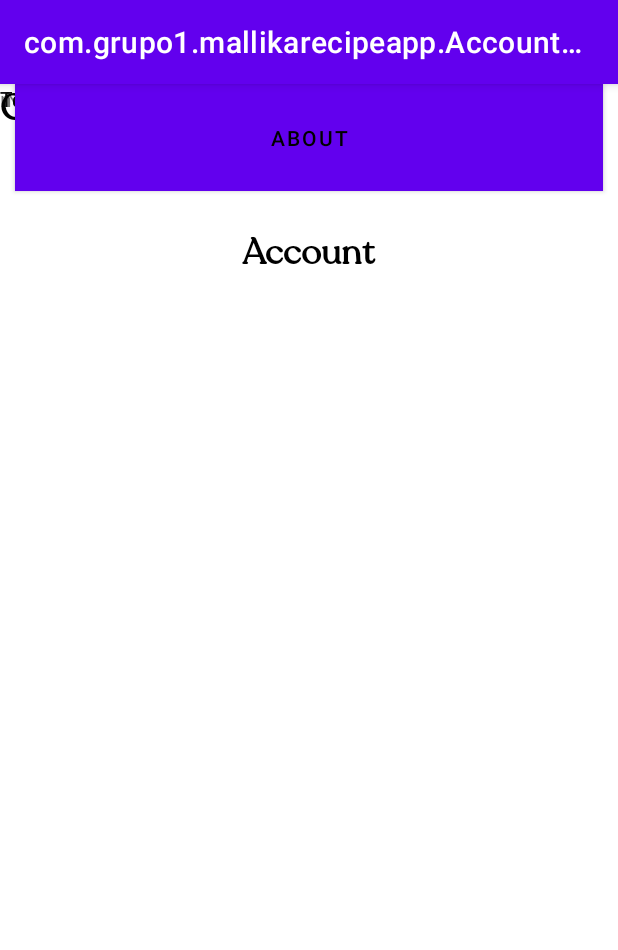
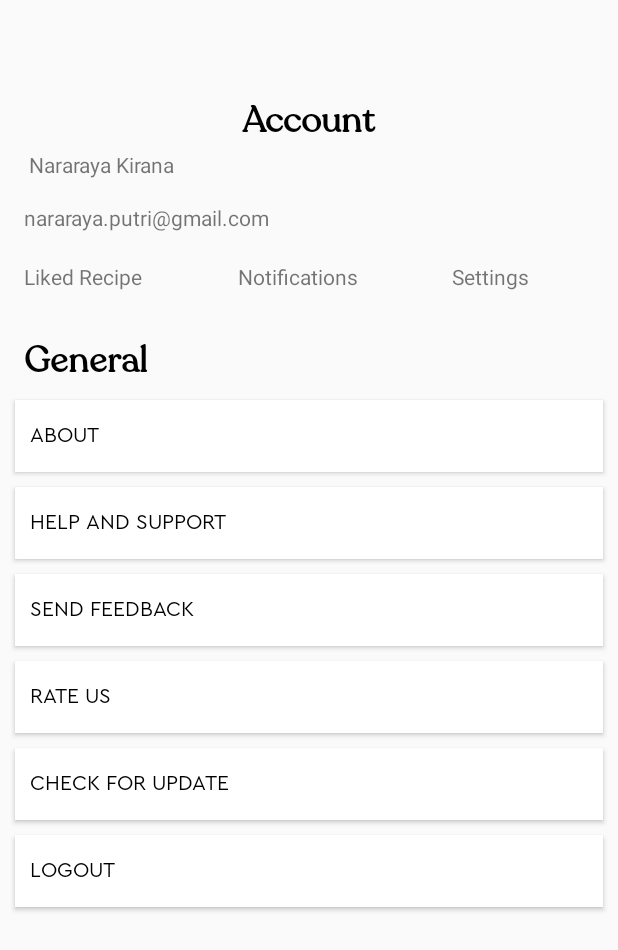
Before and after one commit to HenrryBT/mallika-cookbook-app, an Android app: the AccountActivity screen opened directly, with no data from a screen before it, on a phone screen of 412 x 824 dp. Shown: the top 950 px of the screen. Run offline under Robolectric (Android 15) with nearby library versions, the phone set to English and light mode, and no system bars.

Commit message:
Finish account texts

```diff
--- a/app/src/main/res/layout/activity_account.xml
+++ b/app/src/main/res/layout/activity_account.xml
@@ -10,16 +10,18 @@
         android:id="@+id/textView3"
         android:layout_width="wrap_content"
         android:layout_height="wrap_content"
+        android:layout_marginStart="16dp"
+        android:layout_marginTop="16dp"
         android:text="nararaya.putri@gmail.com"
-        tools:layout_editor_absoluteX="27dp"
-        tools:layout_editor_absoluteY="188dp" />
+        app:layout_constraintStart_toStartOf="parent"
+        app:layout_constraintTop_toBottomOf="@+id/textView2" />
 
     <TextView
         android:id="@+id/textView"
         style="@style/recoleta_tittle"
         android:layout_width="wrap_content"
         android:layout_height="wrap_content"
-        android:layout_marginTop="96dp"
+        android:layout_marginTop="64dp"
         android:text="Account"
         app:layout_constraintEnd_toEndOf="parent"
         app:layout_constraintStart_toStartOf="parent"
@@ -29,63 +31,137 @@
         android:id="@+id/textView2"
         android:layout_width="wrap_content"
         android:layout_height="wrap_content"
+        android:layout_marginStart="16dp"
+        android:layout_marginTop="100dp"
         android:text=" Nararaya Kirana"
-        tools:layout_editor_absoluteX="16dp"
-        tools:layout_editor_absoluteY="151dp" />
-
-    <TextView
-        android:id="@+id/textView4"
-        android:layout_width="wrap_content"
-        android:layout_height="wrap_content"
-        android:text="TextView"
-        tools:layout_editor_absoluteX="76dp"
-        tools:layout_editor_absoluteY="229dp" />
+        app:layout_constraintStart_toStartOf="parent"
+        app:layout_constraintTop_toTopOf="parent" />
 
     <TextView
         android:id="@+id/textView7"
         style="@style/recoleta_tittle"
         android:layout_width="wrap_content"
         android:layout_height="wrap_content"
+        android:layout_marginStart="16dp"
+        android:layout_marginTop="30dp"
         android:text="General"
         android:textColor="@color/black"
-        tools:layout_editor_absoluteX="90dp"
-        tools:layout_editor_absoluteY="340dp" />
+        app:layout_constraintStart_toStartOf="parent"
+        app:layout_constraintTop_toBottomOf="@+id/textView4" />
 
     <TextView
         android:id="@+id/textView6"
         android:layout_width="wrap_content"
         android:layout_height="wrap_content"
-        android:text="TextView"
-        tools:layout_editor_absoluteX="173dp"
-        tools:layout_editor_absoluteY="239dp" />
-
-    <TextView
-        android:id="@+id/textView8"
-        android:layout_width="wrap_content"
-        android:layout_height="wrap_content"
-        android:text="TextView"
-        tools:layout_editor_absoluteX="90dp"
-        tools:layout_editor_absoluteY="380dp" />
+        android:layout_marginStart="64dp"
+        android:layout_marginTop="20dp"
+        android:text="Notifications"
+        app:layout_constraintStart_toEndOf="@+id/textView4"
+        app:layout_constraintTop_toBottomOf="@+id/textView3" />
 
     <TextView
         android:id="@+id/textView5"
         android:layout_width="wrap_content"
         android:layout_height="wrap_content"
-        android:text="TextView"
-        tools:layout_editor_absoluteX="250dp"
-        tools:layout_editor_absoluteY="239dp" />
+        android:layout_marginTop="20dp"
+        android:text="Settings"
+        app:layout_constraintEnd_toEndOf="parent"
+        app:layout_constraintHorizontal_bias="0.511"
+        app:layout_constraintStart_toEndOf="@+id/textView6"
+        app:layout_constraintTop_toBottomOf="@+id/textView3" />
+
+    <TextView
+        android:id="@+id/textView4"
+        android:layout_width="wrap_content"
+        android:layout_height="wrap_content"
+        android:layout_marginStart="16dp"
+        android:layout_marginTop="20dp"
+        android:text="Liked Recipe"
+        app:layout_constraintStart_toStartOf="parent"
+        app:layout_constraintTop_toBottomOf="@+id/textView3" />
 
     <Button
         android:id="@+id/button3"
         style="@style/button_profile"
         android:layout_width="0dp"
         android:layout_height="wrap_content"
-        android:layout_marginStart="16dp"
-        android:layout_marginEnd="16dp"
+        android:layout_marginStart="20dp"
+        android:layout_marginTop="24dp"
+        android:layout_marginEnd="20dp"
         android:text="About"
         app:layout_constraintEnd_toEndOf="parent"
-        app:layout_constraintHorizontal_bias="0.5"
+        app:layout_constraintHorizontal_bias="1.0"
         app:layout_constraintStart_toStartOf="parent"
-        tools:layout_editor_absoluteY="480dp" />
+        app:layout_constraintTop_toBottomOf="@+id/textView7" />
+
+    <Button
+        android:id="@+id/button4"
+        style="@style/button_profile"
+        android:layout_width="0dp"
+        android:layout_height="wrap_content"
+        android:layout_marginStart="20dp"
+        android:layout_marginTop="10dp"
+        android:layout_marginEnd="20dp"
+        android:text="Help and Support"
+        app:layout_constraintEnd_toEndOf="parent"
+        app:layout_constraintHorizontal_bias="0.476"
+        app:layout_constraintStart_toStartOf="parent"
+        app:layout_constraintTop_toBottomOf="@+id/button3" />
+
+    <Button
+        android:id="@+id/button5"
+        style="@style/button_profile"
+        android:layout_width="0dp"
+        android:layout_height="wrap_content"
+        android:layout_marginStart="20dp"
+        android:layout_marginTop="15dp"
+        android:layout_marginEnd="20dp"
+        android:text="Send Feedback"
+        app:layout_constraintEnd_toEndOf="parent"
+        app:layout_constraintHorizontal_bias="0.523"
+        app:layout_constraintStart_toStartOf="parent"
+        app:layout_constraintTop_toBottomOf="@+id/button4" />
+
+    <Button
+        android:id="@+id/button6"
+        style="@style/button_profile"
+        android:layout_width="0dp"
+        android:layout_height="wrap_content"
+        android:layout_marginStart="20dp"
+        android:layout_marginTop="16dp"
+        android:layout_marginEnd="20dp"
+        android:text="Rate Us"
+        app:layout_constraintEnd_toEndOf="parent"
+        app:layout_constraintHorizontal_bias="1.0"
+        app:layout_constraintStart_toStartOf="parent"
+        app:layout_constraintTop_toBottomOf="@+id/button5" />
+
+    <Button
+        android:id="@+id/button7"
+        style="@style/button_profile"
+        android:layout_width="0dp"
+        android:layout_height="wrap_content"
+        android:layout_marginStart="20dp"
+        android:layout_marginTop="16dp"
+        android:layout_marginEnd="20dp"
+        android:text="Check for Update"
+        app:layout_constraintEnd_toEndOf="parent"
+        app:layout_constraintHorizontal_bias="0.19"
+        app:layout_constraintStart_toStartOf="parent"
+        app:layout_constraintTop_toBottomOf="@+id/button6" />
+
+    <Button
+        android:id="@+id/button8"
+        style="@style/button_profile"
+        android:layout_width="0dp"
+        android:layout_height="wrap_content"
+        android:layout_marginStart="20dp"
+        android:layout_marginTop="23dp"
+        android:layout_marginEnd="20dp"
+        android:text="Logout"
+        app:layout_constraintEnd_toEndOf="parent"
+        app:layout_constraintHorizontal_bias="0.19"
+        app:layout_constraintStart_toStartOf="parent"
+        app:layout_constraintTop_toBottomOf="@+id/button7" />
 
 </androidx.constraintlayout.widget.ConstraintLayout>
--- a/app/src/main/res/layout/activity_main.xml
+++ b/app/src/main/res/layout/activity_main.xml
@@ -36,6 +36,8 @@
             app:layout_constraintTop_toTopOf="parent"
             app:layout_constraintVertical_bias="0.521" >
 
+        </androidx.viewpager2.widget.ViewPager2>
+
         <TextView
             android:id="@+id/textView"
             android:layout_width="wrap_content"
@@ -44,7 +46,6 @@
             android:text="Mallika"
             android:textColor="@color/black"
             android:textSize="32sp" />
-        </androidx.viewpager2.widget.ViewPager2>
 
         <TextView
             android:id="@+id/textView2"
@@ -54,8 +55,7 @@
             android:text="Everyone can be a chef"
             android:textColor="@color/black"
             app:layout_constraintEnd_toEndOf="parent"
-            app:layout_constraintStart_toStartOf="parent"
-            app:layout_constraintTop_toBottomOf="@+id/textView" />
+            app:layout_constraintStart_toStartOf="parent" />
 
         <EditText
             android:id="@+id/editTextTextPersonName"
--- a/app/src/main/res/values/styles.xml
+++ b/app/src/main/res/values/styles.xml
@@ -13,20 +13,17 @@
     <style name="button_back">
         <item name="android:layout_margin">10dp</item>
         <item name="android:background">@color/white</item>
-        <item name="android:elevation">5dp</item>
         <item name="android:textAlignment">center</item>
         <item name="android:textColor">@color/color7</item>
-        <item name="android:layout_weight">1</item>
         <item name="android:paddingVertical">20dp</item>
     </style>
 
     <style name="button_profile">
         <item name="android:layout_margin">10dp</item>
         <item name="android:background">@color/white</item>
-        <item name="android:elevation">5dp</item>
-        <item name="android:textAlignment">center</item>
+        <item name="android:textAlignment">viewStart</item>
         <item name="android:textColor">@color/black</item>
-        <item name="android:paddingVertical">20dp</item>
-        <item name="colorAccent">@android:color/white</item>
+        <item name="android:fontFamily">@font/fontspring_cerapro_regular</item>
+        <item name="android:paddingHorizontal">10dp</item>
     </style>
 </resources>
--- a/app/src/main/res/values/themes.xml
+++ b/app/src/main/res/values/themes.xml
@@ -1,6 +1,6 @@
 <resources xmlns:tools="http://schemas.android.com/tools">
     <!-- Base application theme. -->
-    <style name="Theme.MallikaRecipeApp" parent="Theme.MaterialComponents.DayNight.DarkActionBar">
+    <style name="Theme.MallikaRecipeApp" parent="Theme.AppCompat.Light.NoActionBar">
         <!-- Primary brand color. -->
         <item name="colorPrimary">@color/purple_500</item>
         <item name="colorPrimaryVariant">@color/purple_700</item>
```
Lines whose indentation alone changed are shown as unchanged.
